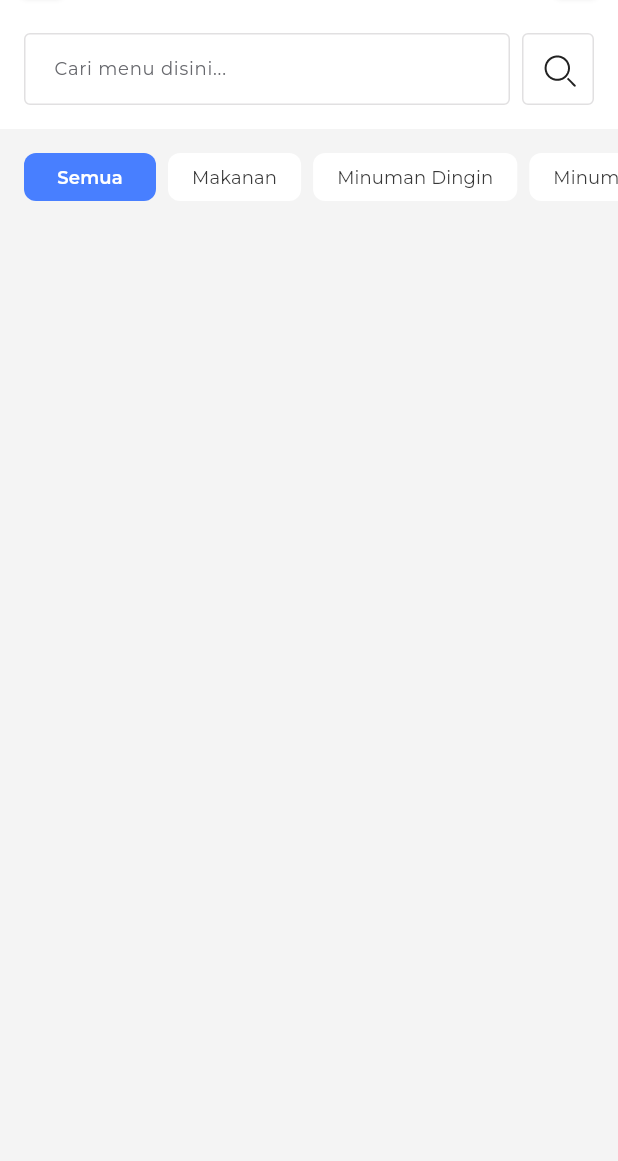
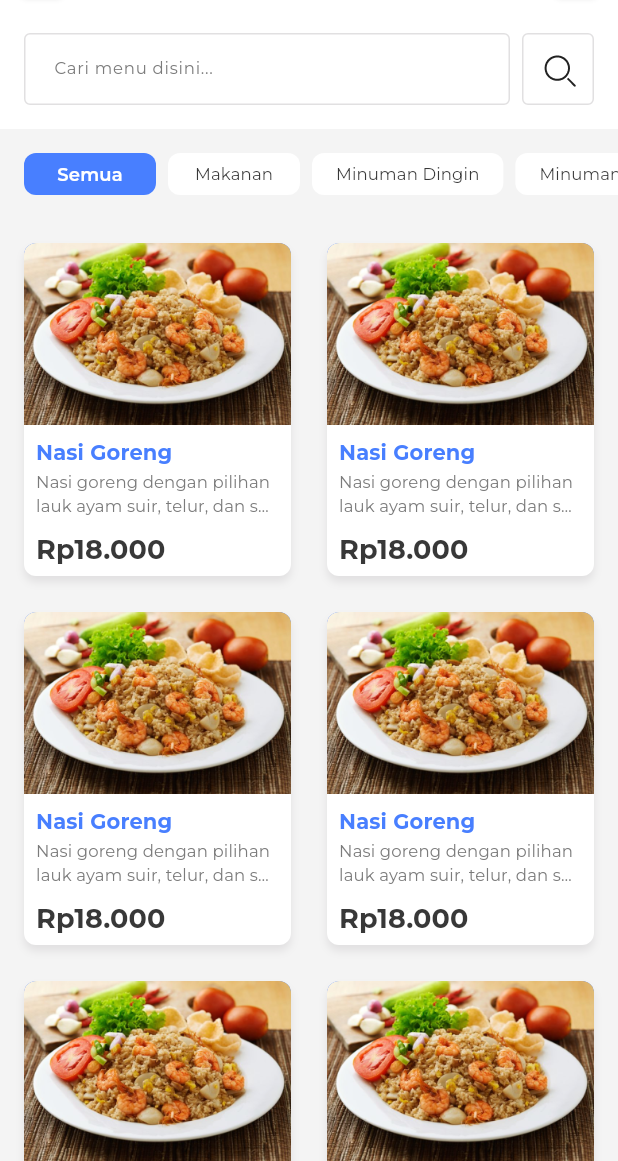
Before and after one commit to rizkyhamdana/my_cashier, a Flutter app: the screen it shows after launch, on a phone screen of 412 x 824 dp, the part 75-1236 px from its top. Run offline on Flutter 3.47's test engine with Material 2 defaults, Android fonts, the light colour scheme and no system bars; our stand-ins replace auto_route, awesome_dialog, dio, get_it, injectable, lottie and 3 more; missing offline and left inert: pretty_json; accounts and stored records are empty; project files that could hold a hidden picture were left out.

Commit message:
update home view, show dummy list product

```diff
--- a/lib/config/util/app_theme.dart
+++ b/lib/config/util/app_theme.dart
@@ -7,7 +7,7 @@ class AppTheme {
   static const Color blackColor = Color(0xFF383838);
   static const Color bgColor = Color(0xFFF4F4F4);
   static const Color bgColor2 = Color(0xFF121518);
-  static const Color blackColor2 = Color(0xFF67686D);
+  static const Color blackColor2 = Color(0xFF7B7B7B);
   static const Color blue1 = Color(0xFF487FFF);
   static const Color blue2 = Color(0xFF689FFF);
   static const Color white = Color(0xFFFFFFFF);
@@ -66,7 +66,7 @@ class AppTheme {
   }) =>
       TextStyle(
         fontFamily: fontName,
-        fontWeight: FontWeight.w600,
+        fontWeight: FontWeight.w700,
         fontSize: 18,
         color: color,
         height: height,
@@ -81,8 +81,8 @@ class AppTheme {
   }) =>
       TextStyle(
         fontFamily: fontName,
-        fontWeight: FontWeight.w600,
-        fontSize: 16,
+        fontWeight: FontWeight.w700,
+        fontSize: 14,
         color: color,
         decoration: decoration,
         fontStyle: fontStyle,
@@ -152,7 +152,7 @@ class AppTheme {
       TextStyle(
         fontFamily: fontName,
         fontWeight: FontWeight.w400,
-        fontSize: 12,
+        fontSize: 11,
         color: color,
         decoration: decoration,
         fontStyle: fontStyle,
--- a/lib/config/util/utility.dart
+++ b/lib/config/util/utility.dart
@@ -1,4 +1,5 @@
 import 'package:dio/dio.dart';
+import 'package:intl/intl.dart';
 import 'package:my_cashier/config/util/constant.dart';
 
 class Utility {
@@ -61,4 +62,12 @@ class Utility {
       return "An error occurred in App";
     }
   }
+
+  static String toNumberPoint(double amount) {
+    String result = '';
+    final currencyFormatter = NumberFormat('#,###', 'ID');
+    result = currencyFormatter.format(amount);
+
+    return 'Rp$result';
+  }
 }
--- /dev/null
+++ b/lib/data/model/product.dart
@@ -0,0 +1,69 @@
+class Product {
+  final String name, desc, imgPath;
+  final int type;
+  final double price;
+
+  Product(
+      {required this.name,
+      required this.desc,
+      required this.imgPath,
+      required this.type,
+      required this.price});
+}
+
+List<Product> generateListProduct = [
+  Product(
+      name: 'Nasi Goreng',
+      desc: 'Nasi goreng dengan pilihan lauk ayam suir, telur, dan sosis.',
+      imgPath: 'img_nasgor',
+      type: 1,
+      price: 18000),
+  Product(
+      name: 'Nasi Goreng',
+      desc: 'Nasi goreng dengan pilihan lauk ayam suir, telur, dan sosis.',
+      imgPath: 'img_nasgor',
+      type: 2,
+      price: 18000),
+  Product(
+      name: 'Nasi Goreng',
+      desc: 'Nasi goreng dengan pilihan lauk ayam suir, telur, dan sosis.',
+      imgPath: 'img_nasgor',
+      type: 1,
+      price: 18000),
+  Product(
+      name: 'Nasi Goreng',
+      desc: 'Nasi goreng dengan pilihan lauk ayam suir, telur, dan sosis.',
+      imgPath: 'img_nasgor',
+      type: 3,
+      price: 18000),
+  Product(
+      name: 'Nasi Goreng',
+      desc: 'Nasi goreng dengan pilihan lauk ayam suir, telur, dan sosis.',
+      imgPath: 'img_nasgor',
+      type: 3,
+      price: 18000),
+  Product(
+      name: 'Nasi Goreng',
+      desc: 'Nasi goreng dengan pilihan lauk ayam suir, telur, dan sosis.',
+      imgPath: 'img_nasgor',
+      type: 4,
+      price: 18000),
+  Product(
+      name: 'Nasi Goreng',
+      desc: 'Nasi goreng dengan pilihan lauk ayam suir, telur, dan sosis.',
+      imgPath: 'img_nasgor',
+      type: 1,
+      price: 18000),
+  Product(
+      name: 'Nasi Goreng',
+      desc: 'Nasi goreng dengan pilihan lauk ayam suir, telur, dan sosis.',
+      imgPath: 'img_nasgor',
+      type: 1,
+      price: 18000),
+  Product(
+      name: 'Nasi Goreng',
+      desc: 'Nasi goreng dengan pilihan lauk ayam suir, telur, dan sosis.',
+      imgPath: 'img_nasgor',
+      type: 1,
+      price: 18000),
+];
--- a/lib/presentation/pages/home/home_view.dart
+++ b/lib/presentation/pages/home/home_view.dart
@@ -2,6 +2,8 @@ import 'package:auto_route/auto_route.dart';
 import 'package:flutter/material.dart';
 import 'package:my_cashier/config/util/app_theme.dart';
 import 'package:my_cashier/config/util/custom_widget.dart';
+import 'package:my_cashier/config/util/utility.dart';
+import 'package:my_cashier/data/model/product.dart';
 import 'package:my_cashier/presentation/widget/custom_tab.dart';
 import 'package:my_cashier/presentation/widget/custom_text_field.dart';
 import 'package:my_cashier/presentation/widget/spacing.dart';
@@ -18,6 +20,8 @@ class _HomePageState extends State<HomePage> {
   var textFieldController = TextEditingController();
 
   int indexSelected = 0;
+
+  List<Product> listProduct = generateListProduct;
 
   List<String> listFilter = [
     'Semua',
@@ -70,25 +74,36 @@ class _HomePageState extends State<HomePage> {
               ],
             ),
           ),
-          Expanded(
-            child: SingleChildScrollView(
-              child: Column(
-                children: [
           SizedBox(
             height: 48,
             child: ListView.builder(
                 shrinkWrap: true,
                 physics: const BouncingScrollPhysics(),
-                        padding:
-                            const EdgeInsets.only(left: 16, right: 8, top: 16),
+                padding: const EdgeInsets.only(
+                    left: 16, right: 8, top: 16, bottom: 4),
                 scrollDirection: Axis.horizontal,
                 itemCount: listFilter.length,
                 itemBuilder: (context, index) {
                   return _buildListFilter(listFilter[index], index);
                 }),
           ),
-                ],
+          verticalSpacing(),
+          Expanded(
+            child: GridView.builder(
+              physics: const BouncingScrollPhysics(),
+              shrinkWrap: true,
+              padding: EdgeInsets.fromLTRB(
+                  12, 8, 12, MediaQuery.of(context).padding.bottom + 16),
+              gridDelegate: SliverGridDelegateWithFixedCrossAxisCount(
+                mainAxisExtent: MediaQuery.of(context).size.width / 2 + 24,
+                crossAxisCount: 2,
+                crossAxisSpacing: 16,
+                mainAxisSpacing: 16,
               ),
+              itemCount: listProduct.length,
+              itemBuilder: (BuildContext context, int index) {
+                return _buildListProduct(listProduct[index]);
+              },
             ),
           )
         ],
@@ -119,4 +134,72 @@ class _HomePageState extends State<HomePage> {
       );
     }
   }
+
+  Widget _buildListProduct(Product product) {
+    return MaterialButton(
+      shape: RoundedRectangleBorder(borderRadius: BorderRadius.circular(8)),
+      padding: const EdgeInsets.all(4),
+      onPressed: () {},
+      child: Container(
+        decoration: BoxDecoration(
+            color: AppTheme.white,
+            borderRadius: BorderRadius.circular(8),
+            boxShadow: const [
+              BoxShadow(
+                color: AppTheme.blackShadow,
+                spreadRadius: 0,
+                blurRadius: 4,
+                offset: Offset(0, 4), // changes position of shadow
+              ),
+            ]),
+        child: Column(
+          crossAxisAlignment: CrossAxisAlignment.start,
+          children: [
+            Container(
+              height: MediaQuery.of(context).size.width / 3 - 16,
+              decoration: BoxDecoration(
+                color: AppTheme.blue1,
+                borderRadius: const BorderRadius.only(
+                  topLeft: Radius.circular(8),
+                  topRight: Radius.circular(8),
+                ),
+                image: DecorationImage(
+                    image: AssetImage(
+                      imagePaths(product.imgPath),
+                    ),
+                    fit: BoxFit.cover),
+              ),
+            ),
+            verticalSpacing(8),
+            Padding(
+              padding: const EdgeInsets.symmetric(horizontal: 8),
+              child: Text(
+                product.name,
+                style: AppTheme.subtitle2(color: AppTheme.blue1),
+              ),
+            ),
+            verticalSpacing(2),
+            Container(
+              padding: const EdgeInsets.symmetric(horizontal: 8),
+              height: 32,
+              child: Text(
+                product.desc,
+                maxLines: 2,
+                overflow: TextOverflow.ellipsis,
+                style: AppTheme.body3(color: AppTheme.blackColor2),
+              ),
+            ),
+            verticalSpacing(8),
+            Padding(
+              padding: const EdgeInsets.symmetric(horizontal: 8),
+              child: Text(
+                Utility.toNumberPoint(product.price),
+                style: AppTheme.subtitle1(),
+              ),
+            ),
+          ],
+        ),
+      ),
+    );
   }
+}
--- a/lib/presentation/widget/custom_tab.dart
+++ b/lib/presentation/widget/custom_tab.dart
@@ -28,7 +28,7 @@ class CustomTab extends StatelessWidget {
       child: MaterialButton(
         elevation: 0,
         onPressed: buttonTap,
-        padding: EdgeInsets.symmetric(horizontal: 16),
+        padding: const EdgeInsets.symmetric(horizontal: 16, vertical: 4),
         color: backgroundColor,
         shape: RoundedRectangleBorder(
           side: borderSide,
```
Also changed, not shown: assets/images/img_nasgor.png (added), 11 other files. Lines whose indentation alone changed are shown as unchanged.
